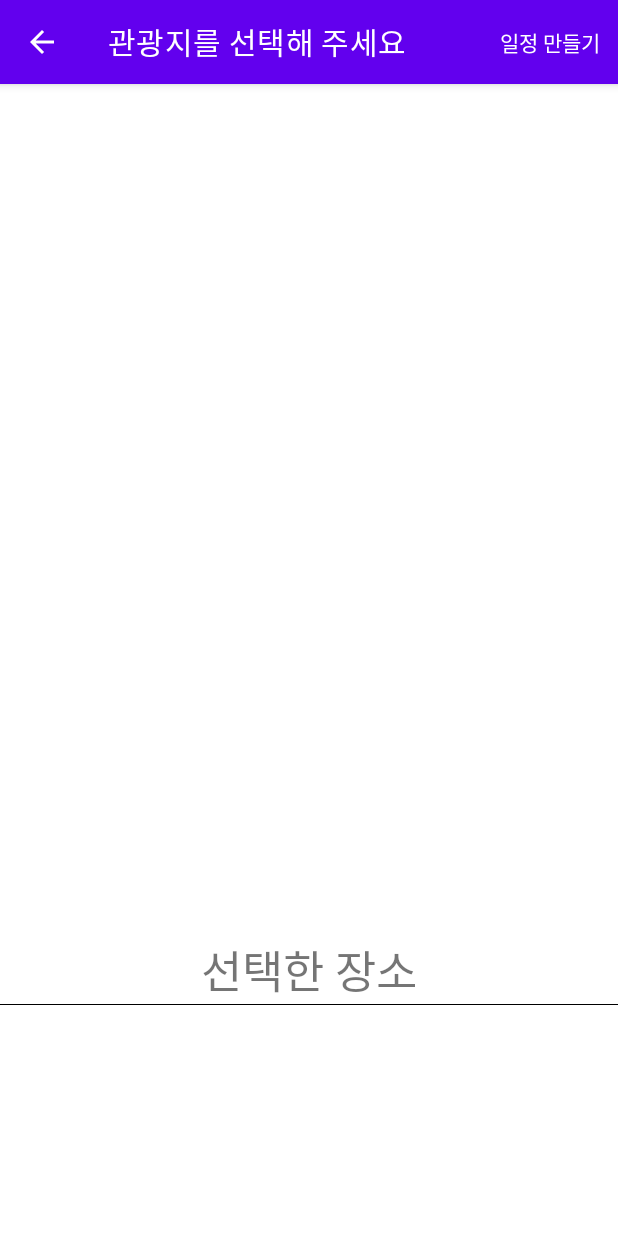
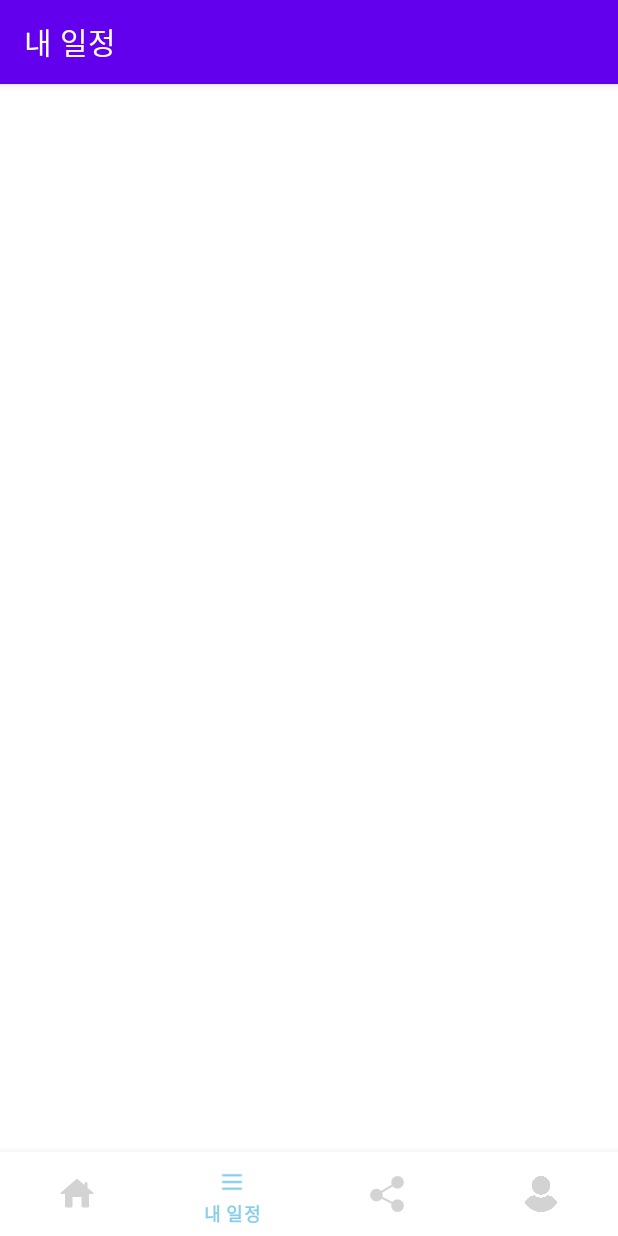
Before and after one commit to fit-trip/client, an Android app: the SelectLocationActivity screen opened directly, with no data from a screen before it, after a tap on "일정 만들기", on a phone screen of 412 x 824 dp. Run offline under Robolectric (Android 15) with nearby library versions, the phone set to English and light mode, and no system bars; libraries missing offline, so code that uses them is left out: net.daum.mf; 7 statements that could not run were skipped.

Commit message:
Refactor: MySchedule Activity -> Fragment 변경

```diff
--- a/app/src/main/java/com/example/fittrip/ActivityMain.kt
+++ b/app/src/main/java/com/example/fittrip/ActivityMain.kt
@@ -4,6 +4,7 @@ import androidx.appcompat.app.AppCompatActivity
 import android.os.Bundle
 import androidx.fragment.app.Fragment
 import com.example.fittrip.databinding.ActivityMainBinding
+import com.example.fittrip.schedule.fragment.MyScheduleFragment
 
 class ActivityMain : AppCompatActivity() {
 
@@ -16,17 +17,22 @@ class ActivityMain : AppCompatActivity() {
         setContentView(binding.root)
         replaceFragment(MainFragment())
 
+        if (intent.getParcelableArrayExtra("selectedPlaces") != null) {
+            val myScheduleFragment = MyScheduleFragment()
+            myScheduleFragment.arguments = intent.extras
+            binding.bottomNavigationView.menu.findItem(R.id.fragment_main_navigationBottomView_home).isChecked = false
+            binding.bottomNavigationView.menu.findItem(R.id.fragment_main_navigationBottomView_my_schedule).isChecked = true
+            replaceFragment(myScheduleFragment)
+        }
+
         binding.bottomNavigationView.setOnItemSelectedListener {
             when (it.itemId) {
                 R.id.fragment_main_navigationBottomView_home -> replaceFragment(MainFragment())
                 R.id.fragment_main_navigationBottomView_my_schedule -> replaceFragment(MyScheduleFragment())
                 R.id.fragment_main_navigationBottomView_share -> replaceFragment(ShareFragment())
                 R.id.fragment_main_navigationBottomView_my_page -> replaceFragment(MyPageFragment())
-
                 else -> {
-
                 }
-
             }
             true
         }
--- a/app/src/main/java/com/example/fittrip/map/activity/SelectLocationActivity.kt
+++ b/app/src/main/java/com/example/fittrip/map/activity/SelectLocationActivity.kt
@@ -9,12 +9,12 @@ import android.view.MenuItem
 import android.widget.Toast
 import androidx.recyclerview.widget.LinearLayoutManager
 import androidx.recyclerview.widget.RecyclerView
+import com.example.fittrip.ActivityMain
 import com.example.fittrip.R
 import com.example.fittrip.databinding.ActivitySelectLocationBinding
 import com.example.fittrip.map.MapViewCommander
 import com.example.fittrip.map.adapter.SelectedLocationAdapter
 import com.example.fittrip.map.dto.LocationDto
-import com.example.fittrip.schedule.activity.MyScheduleActivity
 import net.daum.mf.map.api.MapPOIItem
 import net.daum.mf.map.api.MapPoint
 import net.daum.mf.map.api.MapView
@@ -79,15 +79,14 @@ class SelectLocationActivity : AppCompatActivity(),
         when(item.itemId) {
             R.id.create_schedule -> {
                 Toast.makeText(this, "일정 생성", Toast.LENGTH_SHORT).show()
-                for (selectedPlace in selectedPlaces) {
-                    selectedPlace.name
-                    selectedPlace.x
-                    selectedPlace.y
-                }
 
-                val intent = Intent(this, MyScheduleActivity::class.java)
+                val intent = Intent(this, ActivityMain::class.java)
                 intent.putExtra("selectedPlaces", selectedPlaces.toTypedArray())
                 startActivity(intent)
+
+//                val intent = Intent(this, MyScheduleActivity::class.java)
+//                intent.putExtra("selectedPlaces", selectedPlaces.toTypedArray())
+//                startActivity(intent)
             }
         }
         return super.onOptionsItemSelected(item)
@@ -97,8 +96,8 @@ class SelectLocationActivity : AppCompatActivity(),
      * POIItemEventListener
      */
     override fun onPOIItemSelected(p0: MapView?, p1: MapPOIItem?) {
-        val latitude = p1?.mapPoint?.mapPointGeoCoord?.latitude
-        val longitude = p1?.mapPoint?.mapPointGeoCoord?.longitude
+        val latitude = p1?.mapPoint?.mapPointGeoCoord?.longitude
+        val longitude = p1?.mapPoint?.mapPointGeoCoord?.latitude
         val name = p1?.itemName
 
         val location = LocationDto(latitude, longitude, name)
--- a/app/src/main/java/com/example/fittrip/schedule/ScheduleApi.kt
+++ b/app/src/main/java/com/example/fittrip/schedule/ScheduleApi.kt
@@ -34,5 +34,6 @@ data class MyScheduleResponse(
 )
 
 data class CreateScheduleRequest(
-    var locations: List<LocationDto>
+    var locations: List<LocationDto>,
+    var name: String = "새로운 일정"
 )
--- /dev/null
+++ b/app/src/main/java/com/example/fittrip/schedule/fragment/MyScheduleFragment.kt
@@ -0,0 +1,55 @@
+package com.example.fittrip.schedule.fragment
+
+import android.os.Bundle
+import androidx.fragment.app.Fragment
+import android.view.LayoutInflater
+import android.view.View
+import android.view.ViewGroup
+import androidx.recyclerview.widget.LinearLayoutManager
+import androidx.recyclerview.widget.RecyclerView
+import com.example.fittrip.databinding.FragmentMyScheduleBinding
+import com.example.fittrip.schedule.MyScheduleResponse
+import com.example.fittrip.schedule.adapter.MyScheduleAdapter
+
+
+
+class MyScheduleFragment : Fragment() {
+
+    lateinit var binding: FragmentMyScheduleBinding
+    var mySchedules = mutableListOf<MyScheduleResponse>()
+
+    override fun onCreate(savedInstanceState: Bundle?) {
+        super.onCreate(savedInstanceState)
+    }
+
+    override fun onCreateView(inflater: LayoutInflater,
+                              container: ViewGroup?,
+                              savedInstanceState: Bundle?): View {
+
+        binding = FragmentMyScheduleBinding.inflate(inflater, container, false)
+        binding.toolbar.title = "내 일정"
+
+        return binding.root
+    }
+
+    override fun onViewCreated(view: View, savedInstanceState: Bundle?) {
+        super.onViewCreated(view, savedInstanceState)
+
+        val adapter = MyScheduleAdapter(mySchedules)
+        setAdaptorOnRecyclerView(adapter)
+        adapter.refreshMySchedule()
+
+        val selectedPlaces = arguments?.getParcelableArray("selectedPlaces")
+
+        if (selectedPlaces != null) {
+            adapter.addAndRefreshMySchedule(selectedPlaces)
+        } else {
+            adapter.refreshMySchedule()
+        }
+    }
+
+    private fun setAdaptorOnRecyclerView(adapter: RecyclerView.Adapter<RecyclerView.ViewHolder>) {
+        binding.myScheduleRecyclerview.adapter = adapter
+        binding.myScheduleRecyclerview.layoutManager = LinearLayoutManager(this.context)
+    }
+}
--- a/app/src/main/res/layout/fragment_my_schedule.xml
+++ b/app/src/main/res/layout/fragment_my_schedule.xml
@@ -1,14 +1,21 @@
 <?xml version="1.0" encoding="utf-8"?>
-<FrameLayout xmlns:android="http://schemas.android.com/apk/res/android"
+<LinearLayout xmlns:android="http://schemas.android.com/apk/res/android"
+    xmlns:app="http://schemas.android.com/apk/res-auto"
     xmlns:tools="http://schemas.android.com/tools"
     android:layout_width="match_parent"
     android:layout_height="match_parent"
-    tools:context=".MyScheduleFragment">
+    android:orientation="vertical">
 
-    <!-- TODO: Update blank fragment layout -->
-    <TextView
+    <androidx.appcompat.widget.Toolbar
+        android:id="@+id/toolbar"
         android:layout_width="match_parent"
-        android:layout_height="match_parent"
-        android:text="fragment_my_schedule" />
+        android:layout_height="wrap_content"
+        style="@style/Widget.MaterialComponents.Toolbar.Primary"
+        />
 
-</FrameLayout>
+    <androidx.recyclerview.widget.RecyclerView
+        android:id="@+id/my_schedule_recyclerview"
+        android:layout_width="match_parent"
+        android:layout_height="wrap_content"/>
+
+</LinearLayout>
```
Also changed, not shown: app/src/main/java/com/example/fittrip/MainFragment.kt (+7 -7 lines), app/src/main/java/com/example/fittrip/MyScheduleFragment.kt (deleted, +0 -59 lines), app/src/main/java/com/example/fittrip/schedule/activity/MyScheduleActivity.kt (deleted, +0 -39 lines), app/src/main/java/com/example/fittrip/schedule/adapter/MyScheduleAdapter.kt (+38 -28 lines), app/src/main/res/layout/activity_my_schedule.xml (deleted, +0 -22 lines).
